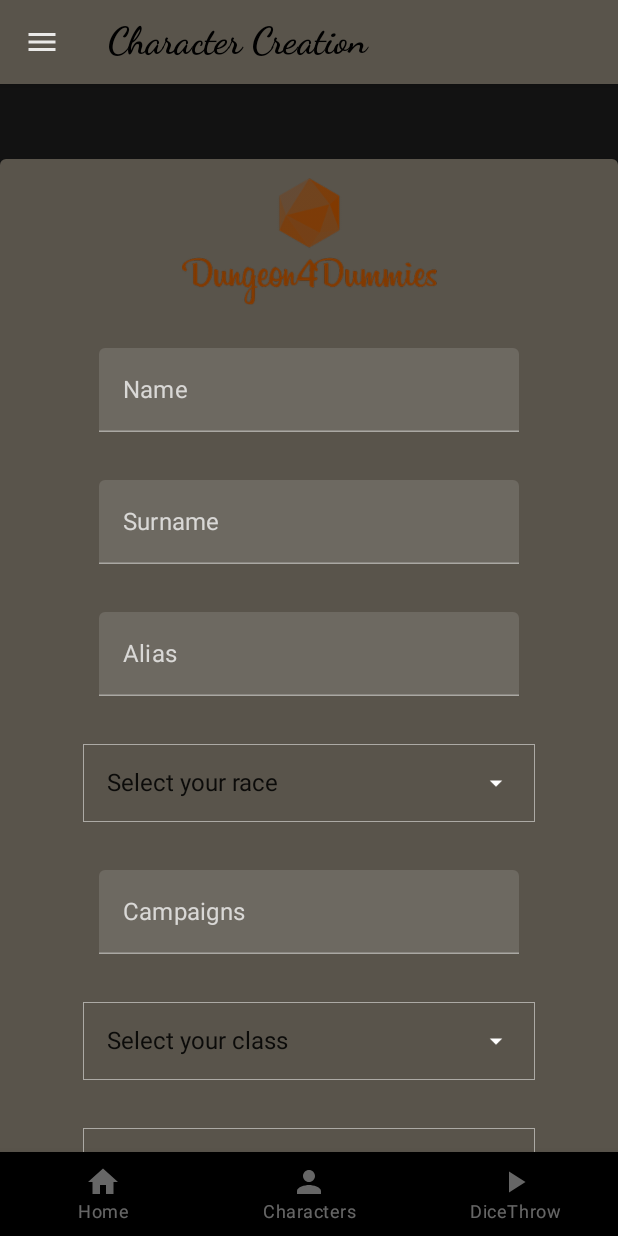
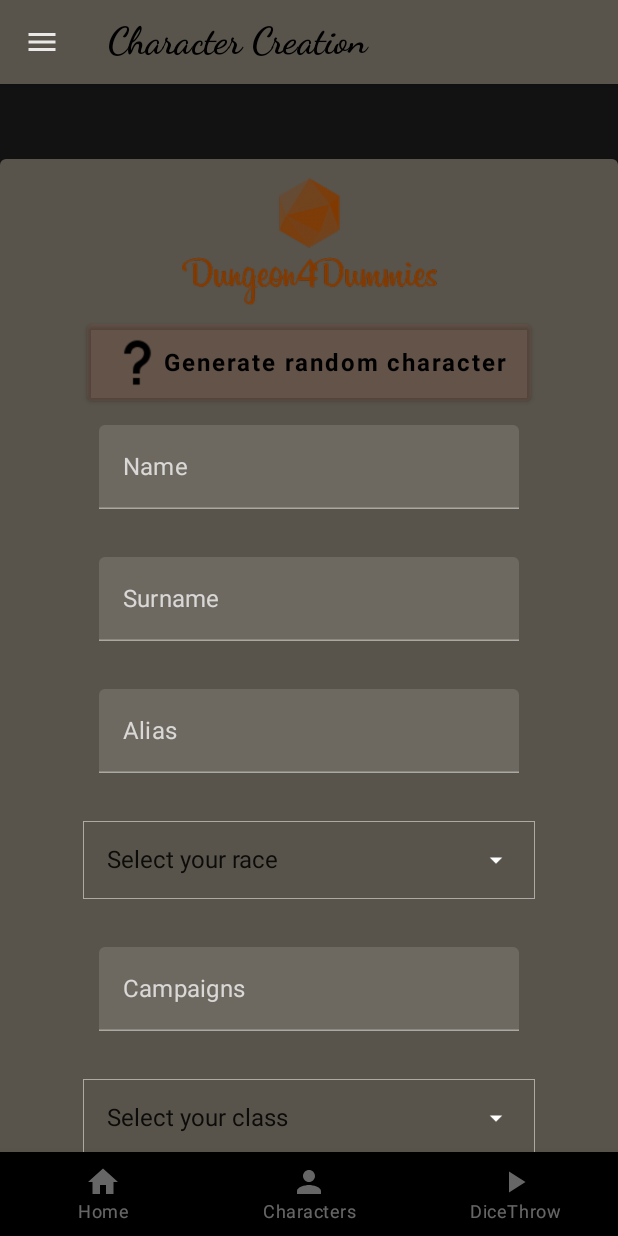
Before and after one commit to Aleen5/Dungeon4DummiesMobile, an Android app built with Jetpack Compose: the composable CharacterCreationScreen called with empty values, on a phone screen of 412 x 824 dp. Run offline under Robolectric (Android 15) with nearby library versions, the phone set to English and light mode, and no system bars; our stand-ins replace constraintlayout-compose.

Commit message:
Añadido botón para crear personaje de manera aleatoria

```diff
--- a/app/src/main/java/com/example/dungeon4dummiesmobile/screens/mainscreens/CharacterCreationScreen.kt
+++ b/app/src/main/java/com/example/dungeon4dummiesmobile/screens/mainscreens/CharacterCreationScreen.kt
@@ -14,6 +14,7 @@ import androidx.compose.ui.res.painterResource
 import androidx.compose.ui.text.font.FontWeight
 import androidx.compose.ui.text.style.TextAlign
 import androidx.compose.ui.unit.dp
+import androidx.compose.ui.unit.sp
 import androidx.lifecycle.viewmodel.compose.viewModel
 import androidx.navigation.NavController
 import com.example.dungeon4dummiesmobile.R
@@ -274,6 +275,29 @@ fun CharacterCreationScreen(navController: NavController, username: String) {
                     horizontalAlignment = Alignment.CenterHorizontally
                 ) {
                     item { LogoAsset() }
+
+                    item {
+                        Button(
+                            onClick = {
+                                charactersViewModel.genRandomCharacter(username)
+                                Toast.makeText(context, "New random character generated successfully", Toast.LENGTH_LONG).show()
+
+                                navController.navigate(route = AppScreens.CharactersScreen.route + "/${username}") {
+                                    popUpTo(0)
+                                }
+                            },
+                            colors = ButtonDefaults.buttonColors(backgroundColor = SECONDARYCOLOR)
+                        ) {
+                            Icon(painter = painterResource(R.drawable.help),
+                                contentDescription =  "Create random character icon",
+                                modifier = Modifier.size(35.dp))
+                            Text(text = "Generate random character",
+                                fontWeight = FontWeight.Bold,
+                                fontSize = 16.sp
+                            )
+                        }
+                    }
+
                     item { InputTextField("Name", name, onValueChange = {name = it}) }
                     item { InputTextField("Surname", surname, onValueChange = {surname = it}) }
                     item { InputTextField("Alias", alias, onValueChange = {alias = it}) }
@@ -344,7 +368,13 @@ fun CharacterCreationScreen(navController: NavController, username: String) {
                     } }
                     item { InputTextField("Archetype", archetype, onValueChange = {archetype = it}) }
                     item { LongInputTextField(label = "Inventory (separate items with [ ; ])", inValue = stringInventory, onValueChange = {stringInventory = it})}
-                    item { Text(text = "Stats", modifier = Modifier.padding(15.dp), textAlign = TextAlign.Center, fontWeight = FontWeight.Bold)}
+
+
+                    item { Text(text = "Stats", modifier = Modifier.padding(15.dp), textAlign = TextAlign.Center, fontWeight = FontWeight.Bold, fontSize = 20.sp)}
+
+                    item { Text(text = "Main Stats", modifier = Modifier.padding(15.dp), textAlign = TextAlign.Center, fontWeight = FontWeight.Bold, fontSize = 15.sp)}
+
+
                     item { Row {
                         Column(horizontalAlignment = Alignment.CenterHorizontally) {
                             Icon(painterResource(R.drawable.shield), "", modifier = Modifier
@@ -385,6 +415,10 @@ fun CharacterCreationScreen(navController: NavController, username: String) {
                             NumericInput(label = "Intelligence", number = intelligence, onValueChange = {intelligence = it})
                             }
                     } }
+
+                    item { Text(text = "Secondary Stats", modifier = Modifier.padding(15.dp), textAlign = TextAlign.Center, fontWeight = FontWeight.Bold, fontSize = 15.sp)}
+
+
                     item { Row {
                         Column(horizontalAlignment = Alignment.CenterHorizontally) {
                             Icon(painterResource(R.drawable.brain), "", modifier = Modifier
--- a/app/src/main/java/com/example/dungeon4dummiesmobile/services/ApiServices.kt
+++ b/app/src/main/java/com/example/dungeon4dummiesmobile/services/ApiServices.kt
@@ -35,6 +35,9 @@ interface ApiServices {
     @GET("characters")
     suspend fun getCharacters() : List<CharactersModel>
 
+    @GET("characters/randomcharacter/{owner}")
+    suspend fun genRandomCharacter(@Path("owner")id:String)
+
     @GET("characters/{id}")
     suspend fun getCharacter(@Path("id")id: String) : Response<CharactersModel>
 
@@ -61,8 +64,8 @@ interface ApiServices {
         fun getInstance() : ApiServices {
             if(apiServices == null) {
                 apiServices = Retrofit.Builder()
-                    //.baseUrl("http://172.26.8.72:8080/")             // IP del curro
-                    .baseUrl("http://192.168.1.76:8080/")            // IP de casa
+                    .baseUrl("http://172.26.8.72:8080/")             // IP del curro
+                    //.baseUrl("http://192.168.1.76:8080/")            // IP de casa
                     //.baseUrl("http://192.168.43.29:8080/")           // IP del Wi-Fi móvil
                     .addConverterFactory(GsonConverterFactory.create())
                     .build().create(ApiServices::class.java)
```
Also changed, not shown: app/src/main/java/com/example/dungeon4dummiesmobile/viewModels/CharactersViewModel.kt (+12 -0 lines), app/src/main/res/drawable/help.png (added).
